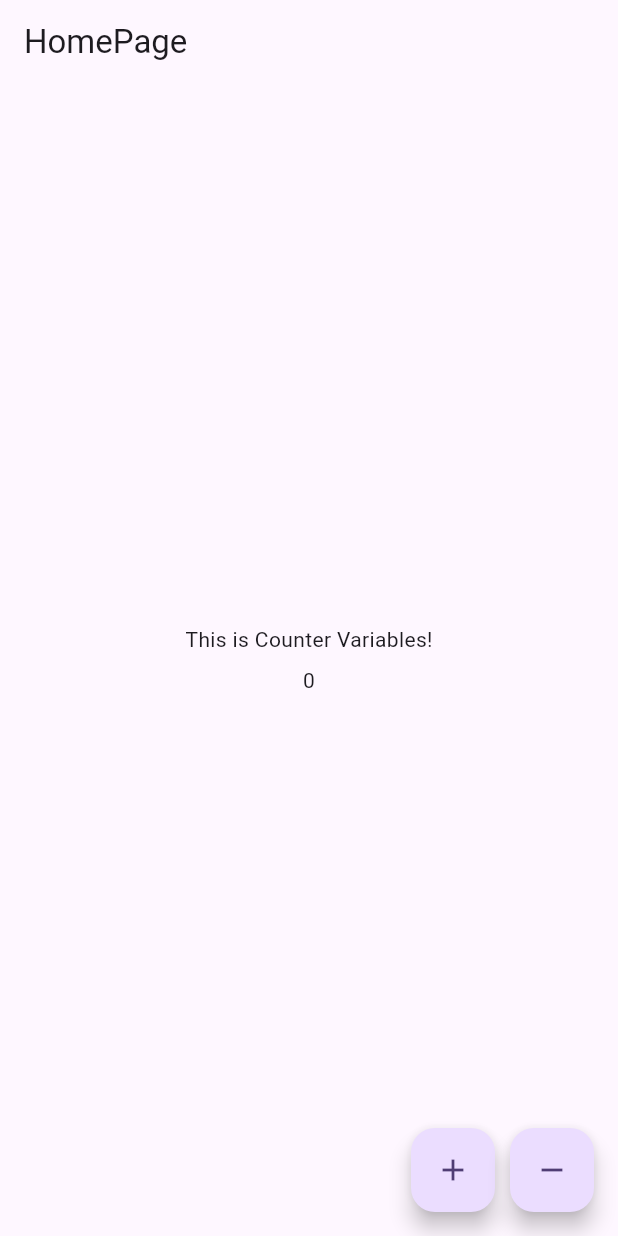
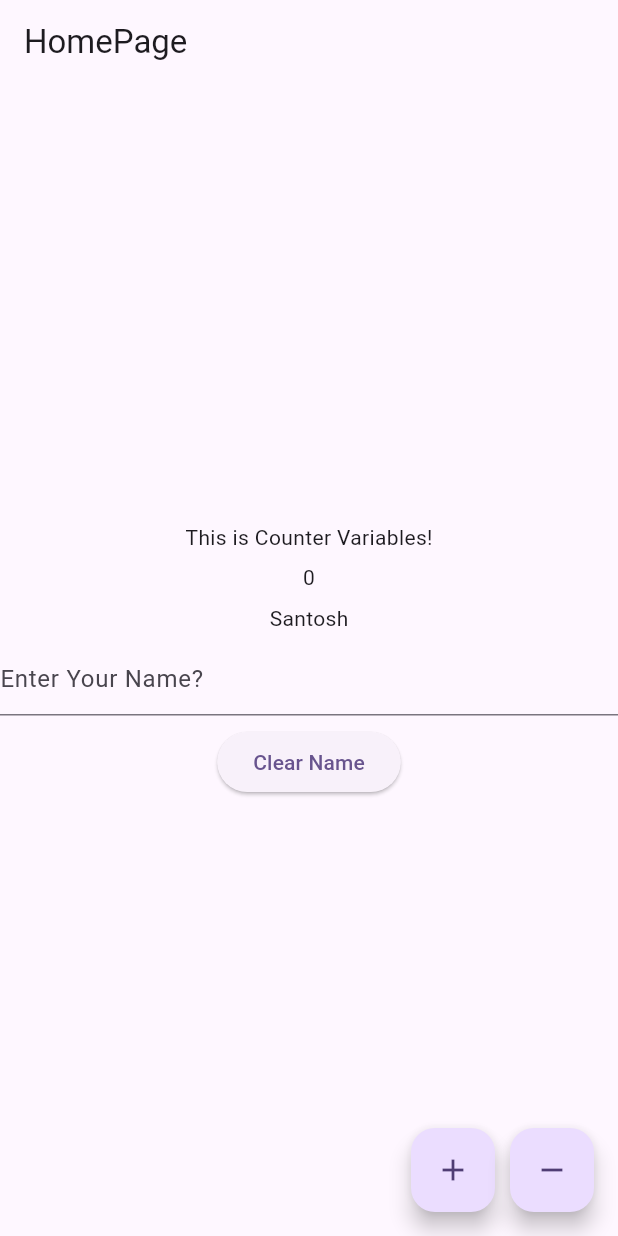
Before and after one commit to santoshkafle/provider_demo, a Flutter app: the screen it shows after launch, on a phone screen of 412 x 824 dp. Run offline on Flutter 3.47's test engine with Material 3 defaults, Android fonts, the phone set to English and light mode, and no system bars.

Commit message:
name provider done

```diff
--- a/lib/page/home_page.dart
+++ b/lib/page/home_page.dart
@@ -1,6 +1,7 @@
 import 'package:flutter/material.dart';
 import 'package:provider/provider.dart';
 import 'package:provider_demo/provider/counter_provider.dart';
+import 'package:provider_demo/provider/name_provider.dart';
 
 class HomePage extends StatelessWidget {
   const HomePage({super.key});
@@ -10,13 +11,30 @@ class HomePage extends StatelessWidget {
     return Scaffold(
       appBar: AppBar(title: Text("HomePage")),
       body: Center(
-        child: Column(
+        child: Consumer(
+          builder: (ctx, _, __) {
+            return Column(
               mainAxisAlignment: MainAxisAlignment.center,
               spacing: 7,
               children: [
                 Text("This is Counter Variables!"),
                 Text(context.watch<CounterProvider>().getNumber.toString()),
+                Text(context.watch<NameProvider>().getName),
+                TextField(
+                  onChanged: (value) {
+                    ctx.read<NameProvider>().changeName(newName: value);
+                  },
+                  decoration: InputDecoration(hintText: "Enter Your Name?"),
+                ),
+                ElevatedButton(
+                  onPressed: () {
+                    ctx.read<NameProvider>().removeName();
+                  },
+                  child: Text("Clear Name"),
+                ),
               ],
+            );
+          },
         ),
       ),
       floatingActionButton: Row(
```
Also changed, not shown: lib/main.dart (+5 -2 lines). Lines whose indentation alone changed are shown as unchanged.
